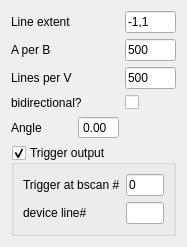
First picture: the form in LineScanConfigWidget.ui, repository djsperka/vortup, before the edit.
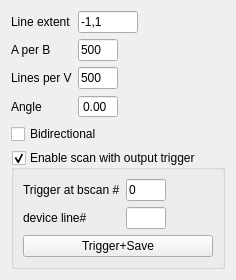
Second picture: the form after the edit.

Commit message: Add pushbutton to edit widget. This button sends a single volume scan with strobe, followed by a repeating scan (no strobe). Must test strobe.

What changed in the file:
```diff
--- a/LineScanConfigWidget.ui
+++ b/LineScanConfigWidget.ui
@@ -6,14 +6,16 @@
    <rect>
     <x>0</x>
     <y>0</y>
-    <width>187</width>
-    <height>220</height>
+    <width>206</width>
+    <height>273</height>
    </rect>
   </property>
   <property name="windowTitle">
    <string>Form</string>
   </property>
-  <layout class="QGridLayout" name="gridLayout">
+  <layout class="QVBoxLayout" name="verticalLayout_2">
+   <item>
+    <layout class="QFormLayout" name="formLayout_2">
    <item row="0" column="0">
     <widget class="QLabel" name="label">
      <property name="text">
@@ -21,7 +23,7 @@
      </property>
     </widget>
    </item>
-   <item row="0" column="2">
+     <item row="0" column="1">
     <widget class="QLineEdit" name="leLINEextent">
      <property name="minimumSize">
       <size>
@@ -31,7 +33,7 @@
      </property>
      <property name="maximumSize">
       <size>
-       <width>80</width>
+         <width>60</width>
        <height>16777215</height>
       </size>
      </property>
@@ -47,7 +49,7 @@
      </property>
     </widget>
    </item>
-   <item row="1" column="2">
+     <item row="1" column="1">
     <widget class="QLineEdit" name="leAperB">
      <property name="minimumSize">
       <size>
@@ -57,7 +59,7 @@
      </property>
      <property name="maximumSize">
       <size>
-       <width>160</width>
+         <width>40</width>
        <height>16777215</height>
       </size>
      </property>
@@ -73,7 +75,7 @@
      </property>
     </widget>
    </item>
-   <item row="2" column="2">
+     <item row="2" column="1">
     <widget class="QLineEdit" name="leLperV">
      <property name="minimumSize">
       <size>
@@ -83,7 +85,7 @@
      </property>
      <property name="maximumSize">
       <size>
-       <width>160</width>
+         <width>40</width>
        <height>16777215</height>
       </size>
      </property>
@@ -92,42 +94,51 @@
      </property>
     </widget>
    </item>
-   <item row="3" column="0" colspan="2">
-    <widget class="QLabel" name="label_2">
-     <property name="text">
-      <string>bidirectional?</string>
-     </property>
-    </widget>
-   </item>
-   <item row="3" column="2">
-    <widget class="QCheckBox" name="cbBidirectional">
-     <property name="text">
-      <string/>
-     </property>
-    </widget>
-   </item>
-   <item row="4" column="0">
+     <item row="3" column="0">
     <widget class="QLabel" name="label_6">
      <property name="text">
       <string>Angle</string>
      </property>
     </widget>
    </item>
-   <item row="4" column="1">
+     <item row="3" column="1">
     <widget class="QDoubleSpinBox" name="dsbAngle">
+       <property name="maximumSize">
+        <size>
+         <width>40</width>
+         <height>16777215</height>
+        </size>
+       </property>
      <property name="buttonSymbols">
       <enum>QAbstractSpinBox::NoButtons</enum>
      </property>
     </widget>
    </item>
-   <item row="5" column="0" colspan="3">
+    </layout>
+   </item>
+   <item>
+    <widget class="QCheckBox" name="cbBidirectional">
+     <property name="maximumSize">
+      <size>
+       <width>120</width>
+       <height>16777215</height>
+      </size>
+     </property>
+     <property name="text">
+      <string>Bidirectional</string>
+     </property>
+    </widget>
+   </item>
+   <item>
     <widget class="QGroupBox" name="gbStrobeOutput">
      <property name="title">
-      <string>Trigger output</string>
+      <string>Enable scan with output trigger</string>
      </property>
      <property name="checkable">
       <bool>true</bool>
      </property>
+     <layout class="QVBoxLayout" name="verticalLayout">
+      <item>
      <layout class="QFormLayout" name="formLayout">
       <item row="0" column="0">
        <widget class="QLabel" name="label_5">
@@ -138,6 +149,12 @@
       </item>
       <item row="0" column="1">
        <widget class="QLineEdit" name="leBscanTriggerIndex">
+          <property name="maximumSize">
+           <size>
+            <width>40</width>
+            <height>16777215</height>
+           </size>
+          </property>
         <property name="text">
          <string>0</string>
         </property>
@@ -151,7 +168,23 @@
        </widget>
       </item>
       <item row="1" column="1">
-       <widget class="QLineEdit" name="leOutputLine"/>
+         <widget class="QLineEdit" name="leOutputLine">
+          <property name="maximumSize">
+           <size>
+            <width>40</width>
+            <height>16777215</height>
+           </size>
+          </property>
+         </widget>
+        </item>
+       </layout>
+      </item>
+      <item>
+       <widget class="QPushButton" name="pbTriggerAndSave">
+        <property name="text">
+         <string>Trigger+Save</string>
+        </property>
+       </widget>
       </item>
      </layout>
     </widget>
```
Lines whose indentation alone changed are shown as unchanged. The commit also changes 2 other files.
